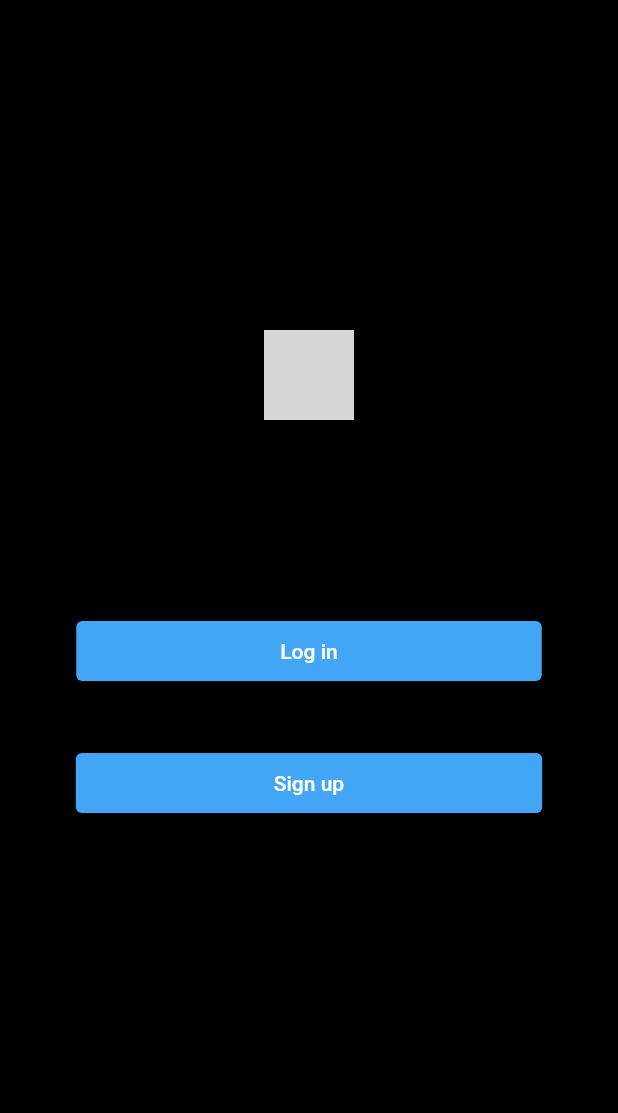
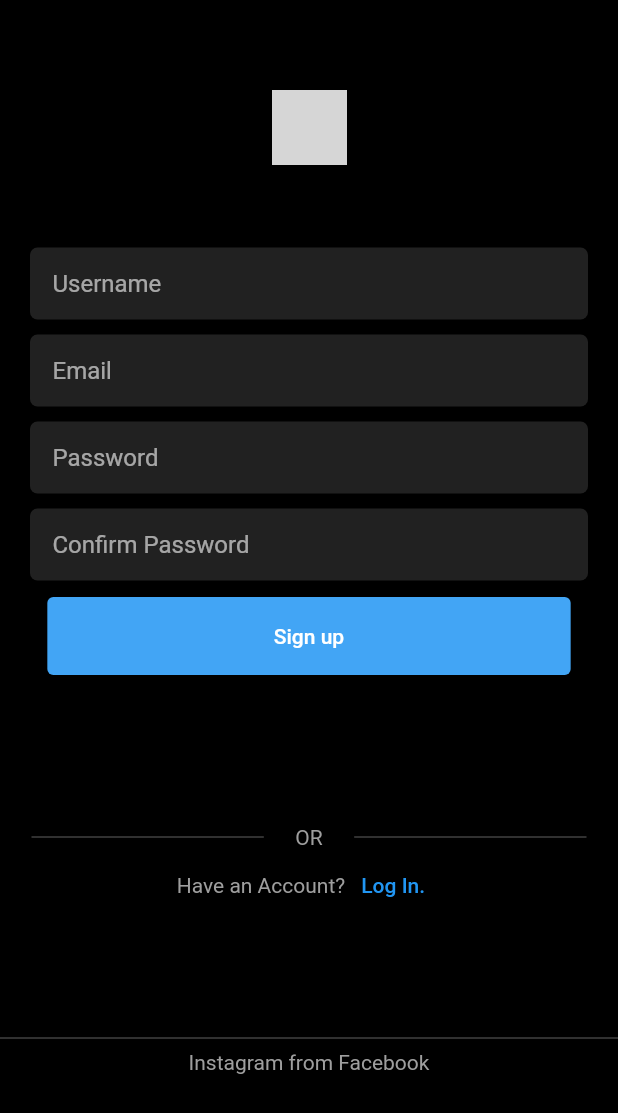
Before and after one commit to anant19bansal/InstaClone, a Flutter app: the screen it shows after launch, on a phone screen of 412 x 824 dp. Shown: the top 1113 px of the screen. Run offline on Flutter 3.47's test engine with Material 2 defaults, Android fonts, the light colour scheme and no system bars; network calls fail; grey boxes are pictures that could not be loaded.

Commit message:
add sign up page

```diff
--- /dev/null
+++ b/lib/app_screens/signUp.dart
@@ -0,0 +1,152 @@
+import 'package:flutter/material.dart';
+
+class SignUp extends StatefulWidget {
+  // const SignUp({Key? key}) : super(key: key);
+
+  @override
+  _SignUpState createState() => _SignUpState();
+}
+
+class _SignUpState extends State<SignUp> {
+  @override
+  Widget build(BuildContext context) {
+    return Scaffold(
+      backgroundColor: Colors.black,
+      body: SingleChildScrollView(
+        child: Center(
+          child: Padding(
+            padding: const EdgeInsets.fromLTRB(0, 60, 0, 0),
+            child: Column(
+              children: [
+                Padding(
+                  padding: const EdgeInsets.fromLTRB(0, 0, 0, 50),
+                  child: InstaLogo(),
+                ),
+                MyCustomTextField(
+                  placeholder: 'Username',
+                ),
+                MyCustomTextField(
+                  placeholder: 'Email',
+                ),
+                MyCustomTextField(
+                  placeholder: 'Password',
+                ),
+                MyCustomTextField(
+                  placeholder: 'Confirm Password',
+                ),
+                Padding(
+                  padding: const EdgeInsets.fromLTRB(0, 6, 0, 100),
+                  child: ElevatedButton(
+                    onPressed: () {},
+                    style: ElevatedButton.styleFrom(primary: Colors.blue[400]),
+                    child: Padding(
+                      padding:
+                          EdgeInsets.symmetric(horizontal: 135, vertical: 18),
+                      child: Text('Sign up'),
+                    ),
+                  ),
+                ),
+                Row(
+                  children: [
+                    Expanded(
+                      child: Container(
+                        margin: EdgeInsets.symmetric(horizontal: 21),
+                        child: Divider(
+                          color: Colors.grey[700],
+                        ),
+                        // height:30,
+                      ),
+                    ),
+                    Text('OR', style: TextStyle(color: Colors.grey[500]),),
+                    Expanded(
+                      child: Container(
+                        margin: EdgeInsets.symmetric(horizontal: 21),
+                        child: Divider(
+                          color: Colors.grey[700],
+                        ),
+                        // height:30,
+                      ),
+                    ),
+                  ],
+                ),
+                Row(
+                  mainAxisAlignment: MainAxisAlignment.center,
+                  children: [
+                    Container(
+                      child: Text('Have an Account?', style: TextStyle(color: Colors.grey[500]),),
+                    ),
+                    Container(
+                      child: TextButton(
+                        onPressed: () {},
+                        child: Text('Log In.'),
+                      ),
+                    ),
+                  ],
+                ),
+                Padding(
+                  padding: const EdgeInsets.fromLTRB(0, 70, 0, 0),
+                  child: Divider(
+                    color: Colors.grey[700],
+                  ),
+                ),
+                Center(
+                  child: Text('Instagram from Facebook', style: TextStyle(color: Colors.grey[500]),),
+                )
+              ],
+            ),
+          ),
+        ),
+      ),
+    );
+  }
+}
+
+class InstaLogo extends StatelessWidget {
+  @override
+  Widget build(BuildContext context) {
+    return Container(
+      child: Image(
+        height: 50,
+        image: NetworkImage(
+            'https://www.pngkey.com/png/full/828-8286178_mackeys-work-needs-no-elaborate-presentation-or-distracting.png'),
+      ),
+    );
+  }
+}
+
+class MyCustomTextField extends StatefulWidget {
+  final String placeholder;
+
+  const MyCustomTextField({Key? key, required this.placeholder})
+      : super(key: key);
+
+  @override
+  _MyCustomTextFieldState createState() => _MyCustomTextFieldState();
+}
+
+class _MyCustomTextFieldState extends State<MyCustomTextField> {
+  @override
+  Widget build(BuildContext context) {
+    return Container(
+      margin: EdgeInsets.symmetric(horizontal: 20, vertical: 5),
+      child: TextField(
+        cursorColor: Colors.white,
+        cursorWidth: 0.5,
+        cursorHeight: 20,
+        decoration: InputDecoration(
+          filled: true,
+          fillColor: Colors.grey[900],
+          hintText: widget.placeholder,
+          contentPadding: EdgeInsets.symmetric(horizontal: 15),
+          border: OutlineInputBorder(
+            borderRadius: BorderRadius.circular(5),
+            borderSide: BorderSide(
+              width: 0,
+              style: BorderStyle.none,
+            ),
+          ),
+        ),
+      ),
+    );
+  }
+}
--- a/lib/main.dart
+++ b/lib/main.dart
@@ -1,5 +1,6 @@
 import 'package:flutter/material.dart';
 import 'app_screens/firstPage.dart';
+import 'app_screens/signUp.dart';
 
 void main() => runApp(Root());
 
@@ -9,7 +10,8 @@ class Root extends StatelessWidget {
   @override
   Widget build(BuildContext context) {
     return MaterialApp(
-      home: FirstPage(),
+      home: SignUp(),
+      theme: ThemeData.dark(),
     );
   }
 }
```
